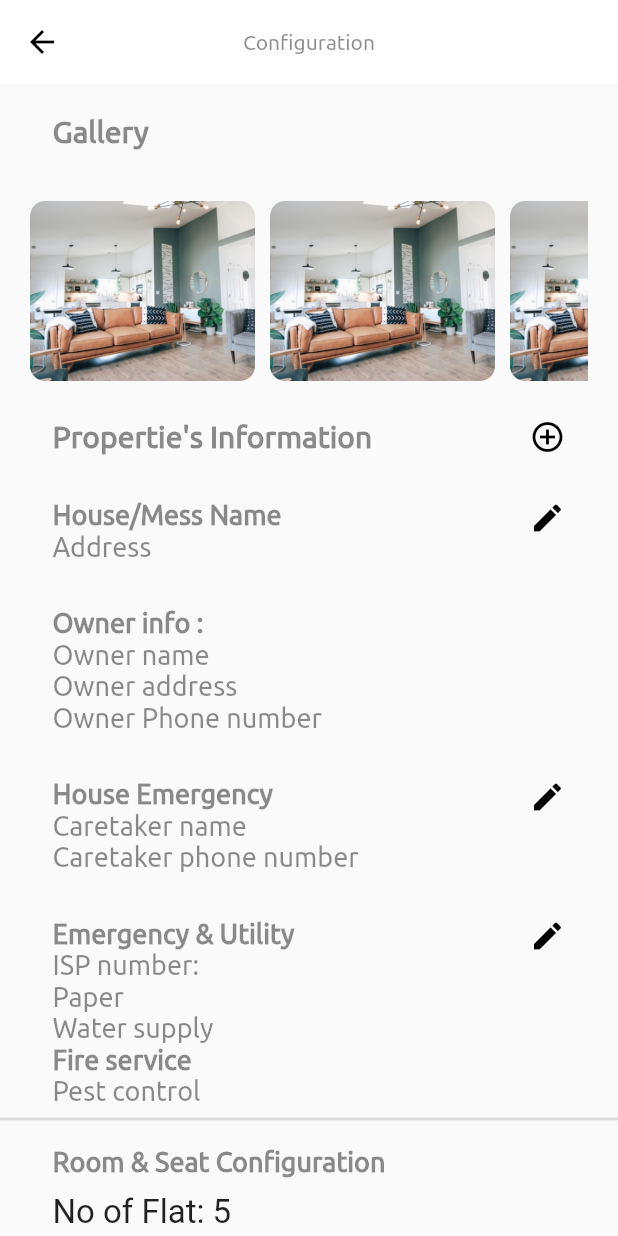
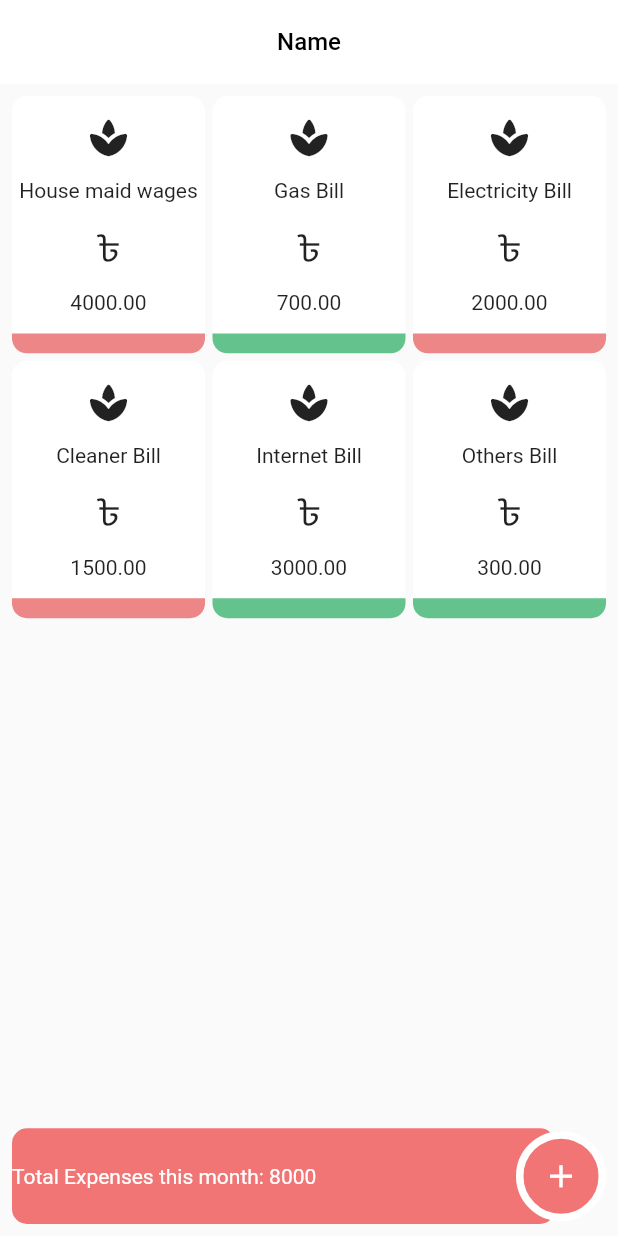
Before and after one commit to mahmudulri/messxp, a Flutter app: the screen it shows after launch, on a phone screen of 412 x 824 dp. Run offline on Flutter 3.47's test engine with Material 2 defaults, Android fonts, the light colour scheme and no system bars; our stand-ins replace animated_splash_screen, animated_text_kit, fluttertoast, get, get_storage.

Commit message:
added expenses page

```diff
--- a/lib/main.dart
+++ b/lib/main.dart
@@ -7,6 +7,7 @@ import 'package:messxp/ui/screen_components/sign_up_screen_components.dart';
 import 'package:messxp/ui/screens/create_mess_screen.dart';
 import 'package:messxp/ui/screens/dashboard.dart';
 import 'package:messxp/ui/screens/draft.dart';
+import 'package:messxp/ui/screens/expenses.dart';
 import 'package:messxp/ui/screens/mess_config_screen.dart';
 import 'package:messxp/ui/screens/mess_create_switch.dart';
 import 'package:messxp/ui/screens/login_resetpass.dart';
@@ -37,6 +38,6 @@ class MyApp extends StatelessWidget {
           primarySwatch: Colors.blue,
         ),
         getPages: getPages,
-        home: MessConfigScreen());
+        home: Expenses());
   }
 }
--- /dev/null
+++ b/lib/ui/screens/expenses.dart
@@ -0,0 +1,153 @@
+import 'package:flutter/material.dart';
+
+class Expenses extends StatelessWidget {
+  const Expenses({Key? key}) : super(key: key);
+
+  @override
+  Widget build(BuildContext context) {
+    List mydata = [
+      {"title": "House maid wages", "balance": "4000.00", "ispaid": "false"},
+      {"title": "Gas Bill", "balance": "700.00", "ispaid": "true"},
+      {"title": "Electricity Bill", "balance": "2000.00", "ispaid": "false"},
+      {"title": "Cleaner Bill", "balance": "1500.00", "ispaid": "false"},
+      {"title": "Internet Bill", "balance": "3000.00", "ispaid": "true"},
+      {"title": "Others Bill", "balance": "300.00", "ispaid": "true"},
+    ];
+
+    var screenHeight = MediaQuery.of(context).size.height;
+    var screenWidth = MediaQuery.of(context).size.width;
+
+    return SafeArea(
+      child: Scaffold(
+          // backgroundColor: Colors.grey,
+          appBar: AppBar(
+            elevation: 0.0,
+            centerTitle: true,
+            backgroundColor: Colors.white,
+            title: Text(
+              "Name",
+              style: TextStyle(
+                color: Colors.black,
+                fontSize: 16,
+              ),
+            ),
+          ),
+          body: Padding(
+            padding: const EdgeInsets.all(8.0),
+            child: Column(
+              children: [
+                Expanded(
+                  flex: 10,
+                  child: GridView.count(
+                    childAspectRatio: 3 / 4,
+                    mainAxisSpacing: 5,
+                    crossAxisSpacing: 5,
+                    crossAxisCount: 3,
+                    children: List.generate(
+                      mydata.length,
+                      (index) => Column(
+                        children: [
+                          Expanded(
+                            flex: 12,
+                            child: Container(
+                              decoration: BoxDecoration(
+                                  color: Colors.white,
+                                  borderRadius: BorderRadius.only(
+                                    topLeft: Radius.circular(10),
+                                    topRight: Radius.circular(10),
+                                  )),
+                              child: Center(
+                                child: Column(
+                                  mainAxisAlignment:
+                                      MainAxisAlignment.spaceEvenly,
+                                  children: [
+                                    Icon(
+                                      Icons.spa_rounded,
+                                      size: 30,
+                                    ),
+                                    Text(mydata[index]["title"]),
+                                    Text(
+                                      "৳",
+                                      style: TextStyle(
+                                        fontSize: 25,
+                                      ),
+                                    ),
+                                    Text(mydata[index]["balance"]),
+                                  ],
+                                ),
+                              ),
+                            ),
+                          ),
+                          Expanded(
+                            flex: 1,
+                            child: Container(
+                              decoration: BoxDecoration(
+                                color: mydata[index]["ispaid"] == "true"
+                                    ? Color(0xff64C28C)
+                                    : Color(0xffED8686),
+                                borderRadius: BorderRadius.only(
+                                  bottomLeft: Radius.circular(10),
+                                  bottomRight: Radius.circular(10),
+                                ),
+                              ),
+                            ),
+                          ),
+                        ],
+                      ),
+                    ),
+                  ),
+                ),
+                SizedBox(
+                  height: 50,
+                ),
+                Expanded(
+                  flex: 1,
+                  child: Stack(
+                    children: [
+                      Container(
+                        height: 80,
+                        width: screenWidth - 50,
+                        decoration: BoxDecoration(
+                          color: Color(0xffF27575),
+                          borderRadius: BorderRadius.all(
+                            Radius.circular(10),
+                          ),
+                        ),
+                        child: Align(
+                          alignment: Alignment.centerLeft,
+                          child: Text(
+                            "Total Expenses this month: 8000",
+                            style: TextStyle(
+                              color: Colors.white,
+                            ),
+                          ),
+                        ),
+                      ),
+                      Align(
+                        alignment: Alignment.centerRight,
+                        child: Container(
+                          height: 60,
+                          width: 60,
+                          decoration: BoxDecoration(
+                              border: Border.all(
+                                width: 5,
+                                color: Colors.white,
+                              ),
+                              color: Color(0xffF27575),
+                              shape: BoxShape.circle),
+                          child: Icon(
+                            Icons.add,
+                            color: Colors.white,
+                            size: 25,
+                          ),
+                        ),
+                      ),
+                    ],
+                  ),
+                ),
+              ],
+            ),
+          )),
+    );
+  }
+}
```
